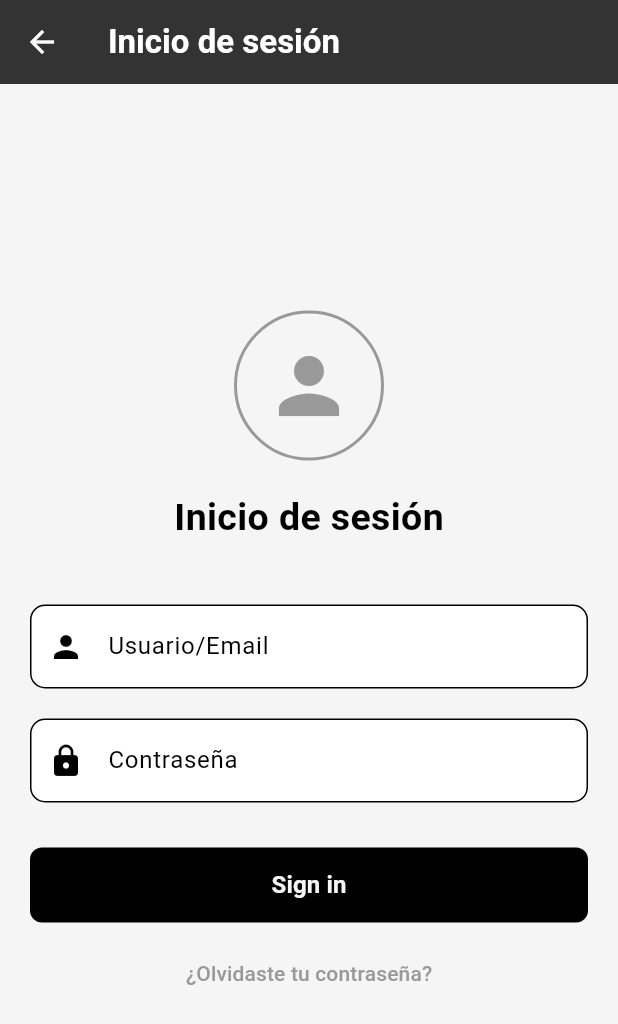
After one commit to 07santiago21/BarberWise, a Flutter app: the screen it shows after launch, item 4 of the bottom bar chosen, after a tap on "Iniciar sesion", on a phone screen of 412 x 824 dp. The commit adds this screen. Shown: the top 1024 px of the screen. Run offline on Flutter 3.47's test engine with Material 3 defaults, Android fonts, the phone set to English and light mode, and no system bars.

Commit message:
feat: Implement sign in functionality and fix multiple bugs

```diff
--- /dev/null
+++ b/lib/presentation/colors.dart
@@ -0,0 +1,10 @@
+import 'package:flutter/material.dart';
+
+class AppColors {
+  static const Color primaryBackground = Color(0xFFF5F5F5);
+  static const Color secondaryBackground = Color(0xFF333333);
+  static const Color primaryText = Color(0xFF000000);
+  static const Color secondaryText = Color(0xFF999999);
+  static const Color accent = Color(0xFF000000);
+
+}
--- a/lib/presentation/pages/create_reservation_screen.dart
+++ b/lib/presentation/pages/create_reservation_screen.dart
@@ -29,6 +29,7 @@ class _CreateReservationScreenState extends State<CreateReservationScreen> {
 
     if (pickedDate != null) {
       final TimeOfDay? pickedTime = await showTimePicker(
+        // ignore: use_build_context_synchronously
         context: context,
         initialTime: const TimeOfDay(hour: 10, minute: 0),
       );
@@ -148,6 +149,7 @@ class _CreateReservationScreenState extends State<CreateReservationScreen> {
                           final celular = phoneController.text;
                           final hora = selectedDateTime?.toString() ?? 'No seleccionada';
 
+
                           print('📝 Reserva creada:');
                           print('Nombre: $nombre');
                           print('Tipo: $tipo');
--- a/lib/presentation/pages/main_navigation_screen.dart
+++ b/lib/presentation/pages/main_navigation_screen.dart
@@ -1,6 +1,9 @@
+import 'package:barber/presentation/pages/profile_options_screen.dart';
+import 'package:barber/presentation/pages/edit_profile_screen.dart';
 import 'package:barber/presentation/pages/statistics_screen.dart';
 import 'package:flutter/material.dart';
 import 'package:barber/presentation/pages/dashboard_screen.dart';
+import 'package:barber/presentation/pages/create_account_screen.dart';
 import 'package:barber/presentation/pages/appointments_screen.dart';
 
 class MainNavigationScreen extends StatefulWidget {
@@ -13,18 +16,36 @@ class MainNavigationScreen extends StatefulWidget {
 class _MainNavigationScreenState extends State<MainNavigationScreen> {
   int _selectedIndex = 0;
 
-  final List<Widget> _pages = const [
-    DashboardScreen(),    // índice 0 → HOME
-    AppointmentsScreen(),
-    StatisticsScreen() // índice 1 → CITAS
+  final bool _isUserSignedIn = false;
+  late final List<Widget> _pages = [
+    const DashboardScreen(), // índice 0 → HOME
+    const AppointmentsScreen(),
+    const StatisticsScreen(), // índice 2 → ESTADISTICAS
+    _isUserSignedIn
+        ? const EditProfileScreen()
+        : const ProfileOptionsScreen(),
+
+
   ];
 
   @override
   Widget build(BuildContext context) {
     return Scaffold(
+      floatingActionButton: _isUserSignedIn
+          ? FloatingActionButton(
+              onPressed: () {
+                Navigator.push(
+                  context,
+                  MaterialPageRoute(
+                      builder: (context) => const CreateAccountScreen()),
+                );
+              },
+              child: const Icon(Icons.add),
+            ) : null,
       body: _pages[_selectedIndex],
       bottomNavigationBar: BottomNavigationBar(
-        currentIndex: _selectedIndex,
+      currentIndex: _selectedIndex,
+
         onTap: (index) => setState(() => _selectedIndex = index),
         selectedItemColor: Colors.black,
         unselectedItemColor: Colors.grey,
@@ -41,6 +62,10 @@ class _MainNavigationScreenState extends State<MainNavigationScreen> {
             icon: Icon(Icons.bar_chart),
             label: 'Estadísticas',
           ),
+          BottomNavigationBarItem(
+            icon: Icon(Icons.person),
+            label: 'Perfil',
+          ),
         ],
       ),
     );
--- /dev/null
+++ b/lib/presentation/pages/profile_options_screen.dart
@@ -0,0 +1,55 @@
+import 'package:flutter/material.dart';
+import '../colors.dart';
+import 'create_account_screen.dart';
+import 'sign_in_screen.dart';
+
+class ProfileOptionsScreen extends StatefulWidget {
+  const ProfileOptionsScreen({super.key});
+
+  @override
+  State<ProfileOptionsScreen> createState() => _ProfileOptionsScreenState();
+}
+
+class _ProfileOptionsScreenState extends State<ProfileOptionsScreen> {
+  @override
+  Widget build(BuildContext context) {
+    return Scaffold(
+      appBar: AppBar(
+        backgroundColor: AppColors.secondaryBackground,
+        title: const Text(
+          "Perfil",
+          style: TextStyle(color: Colors.white),
+        ),
+      ),
+        body:
+        Center(
+        child: Column(
+          mainAxisAlignment: MainAxisAlignment.center,
+          children: [
+            ElevatedButton(
+              onPressed: () {
+                Navigator.push(
+                  context,
+                  MaterialPageRoute(
+                      builder: (context) => const CreateAccountScreen()),
+                );
+              },
+              child: const Text("Crear cuenta"),
+            ),
+            const SizedBox(height: 20),
+            ElevatedButton(
+              onPressed: () {
+                Navigator.push(
+                  context,
+                  MaterialPageRoute(
+                      builder: (context) => const SignInScreen()),
+                );
+              },
+              child: const Text("Iniciar sesion"),
+            ),
+          ],
+        )
+      ),
+    );
+  }
+}
--- /dev/null
+++ b/lib/presentation/pages/sign_in_screen.dart
@@ -0,0 +1,127 @@
+import 'package:flutter/material.dart';
+import '../colors.dart';
+import 'main_navigation_screen.dart';
+import 'create_account_screen.dart';
+
+class SignInScreen extends StatefulWidget {
+  const SignInScreen({super.key});
+
+  @override
+  State<SignInScreen> createState() => _SignInScreenState();
+}
+
+class _SignInScreenState extends State<SignInScreen> {
+  @override
+  Widget build(BuildContext context) {
+    return  Scaffold(
+        appBar: AppBar(
+          backgroundColor: AppColors.secondaryBackground,
+          leading: IconButton(
+            icon: const Icon(Icons.arrow_back, color: Colors.white),
+            onPressed: () {
+              Navigator.pop(context);
+            },
+          ),
+          title: const Text(
+            'Inicio de sesión',
+            style: TextStyle(color: Colors.white),
+          ),
+        ),
+        backgroundColor: AppColors.primaryBackground,
+        body: Padding(
+          padding: const EdgeInsets.all(20.0),
+          child: Column(
+            mainAxisAlignment: MainAxisAlignment.center,
+            children: [
+              // Logo Placeholder
+              Container(
+                width: 100,
+                height: 100,
+                decoration: BoxDecoration(
+                  shape: BoxShape.circle,
+                  border: Border.all(color: AppColors.secondaryText, width: 2),
+                ),
+                child: const Center(
+                  child: Icon(Icons.person, size: 60, color: AppColors.secondaryText,),
+                )
+              ),
+              const SizedBox(height: 20),
+              // App Name
+             const Text("Inicio de sesión", style: TextStyle(fontSize: 25, fontWeight: FontWeight.bold),),
+              const SizedBox(height: 40),
+              // Username/Email Field
+               TextFormField(
+              decoration: InputDecoration(
+                labelText: 'Usuario/Email',
+                prefixIcon: const Icon(Icons.person),
+                border: OutlineInputBorder(
+                  borderRadius: BorderRadius.circular(10.0),
+                ),
+                fillColor: Colors.white,
+                filled: true,
+              ),
+            ),
+            const SizedBox(height: 20),
+            // Password Field
+              TextFormField(
+              decoration: InputDecoration(
+                labelText: 'Contraseña',
+                prefixIcon: const Icon(Icons.lock),
+                border: OutlineInputBorder(
+                  borderRadius: BorderRadius.circular(10.0),
+                ),
+                fillColor: Colors.white,
+                filled: true,
+              ),
+            ),
+            const SizedBox(height: 30),
+            // Sign In Button
+                SizedBox(
+                width: double.infinity,
+                height: 50,
+                child: ElevatedButton(
+                  onPressed: () {
+                    Navigator.pushReplacement(
+                      context,
+                      MaterialPageRoute(
+                          builder: (context) =>
+                              const MainNavigationScreen()),
+                    );
+                  },
+                  style: ElevatedButton.styleFrom(
+                    backgroundColor: AppColors.accent,
+                    elevation: 0,
+                    shape: RoundedRectangleBorder(
+                      borderRadius: BorderRadius.circular(8),
+                    ),
+                  ),
+                  child: const Text(
+                    'Sign in',
+                    style: TextStyle(
+                      color: AppColors.primaryBackground,
+                      fontSize: 16,
+                      fontWeight: FontWeight.w600,
+                    ),
+                  ),
+                ),
+              ),
+               const SizedBox(height: 10),
+              // Forgot Password? Link
+               TextButton(
+                onPressed: () {
+                  Navigator.push(
+                    context,
+                    MaterialPageRoute(builder: (context) => const CreateAccountScreen()),
+                  );},
+                child: const Text(
+                  '¿Olvidaste tu contraseña?',
+                  style: TextStyle(
+                    color: AppColors.secondaryText,
+                  ),
+                ),
+              ),
+            ],
+          ),
+        ));
+  }
+}
```
Also changed, not shown: lib/presentation/pages/create_account_screen.dart (added, +141 -0 lines), lib/presentation/pages/edit_profile_screen.dart (added, +128 -0 lines), pubspec.lock, 1 other file.
